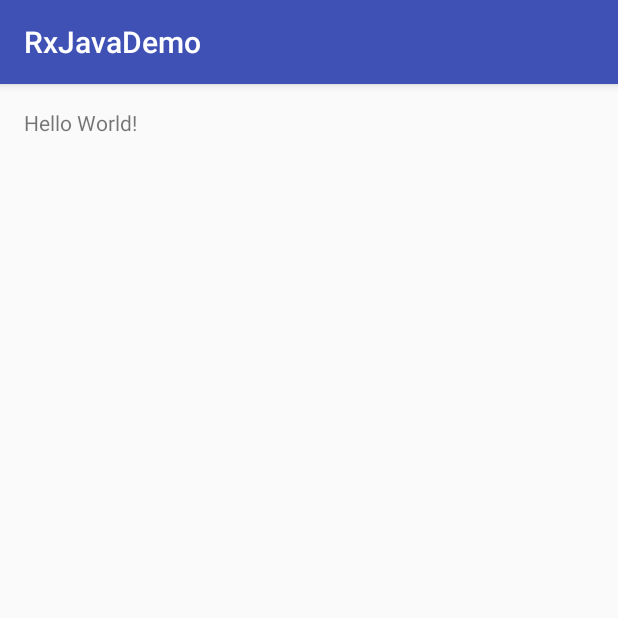
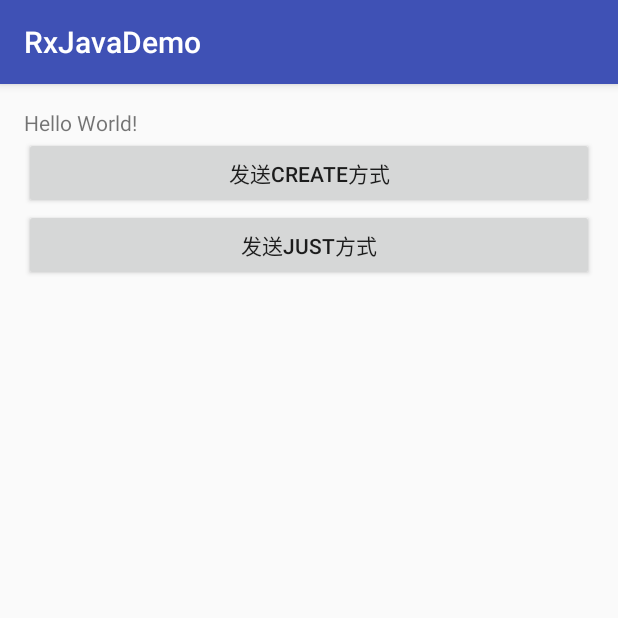
Before and after one commit to MrSimpleX/Reserach, an Android app: the screen it shows after launch (MainActivity), on a phone screen of 412 x 824 dp, the top half of it. Run offline under Robolectric (Android 15) with nearby library versions, the phone set to English and light mode, and no system bars; our stand-ins replace ButterKnife; libraries missing offline, so code that uses them is left out: rx.functions.

Commit message:
添加布局的相关使用

```diff
--- a/rxjavademo/build.gradle
+++ b/rxjavademo/build.gradle
@@ -23,4 +23,7 @@ dependencies {
     compile fileTree(dir: 'libs', include: ['*.jar'])
     testCompile 'junit:junit:4.12'
     compile 'com.android.support:appcompat-v7:23.1.1'
+    compile 'io.reactivex:rxjava:1.0.14'
+    compile 'io.reactivex:rxandroid:1.0.1'
+    compile 'com.jakewharton:butterknife:7.0.1'
 }
--- a/rxjavademo/src/main/java/com/cnaidai/rxjavademo/MainActivity.java
+++ b/rxjavademo/src/main/java/com/cnaidai/rxjavademo/MainActivity.java
@@ -1,13 +1,92 @@
 package com.cnaidai.rxjavademo;
 
+import android.os.Bundle;
 import android.support.v7.app.AppCompatActivity;
-import android.os.Bundle;
+import android.view.View;
+import android.widget.Button;
+import android.widget.TextView;
+import android.widget.Toast;
+
+import butterknife.Bind;
+import butterknife.ButterKnife;
+import butterknife.OnClick;
+import rx.Observable;
+import rx.Subscriber;
+import rx.functions.Action1;
 
 public class MainActivity extends AppCompatActivity {
+
+	@Bind(R.id.tv_info)
+	TextView tvInfo;
+	@Bind(R.id.btm_send)
+	Button btmSend;
+
+	Observable<String> strObservable;
+	@Bind(R.id.btm_send_just)
+	Button btmSendJust;
 
 	@Override
 	protected void onCreate(Bundle savedInstanceState) {
 		super.onCreate(savedInstanceState);
 		setContentView(R.layout.activity_main);
+		ButterKnife.bind(this);
+
+		showData();
+	}
+
+	private void showData() {
+
+	}
+
+	//订阅者 处理onNext
+	Subscriber<String> strSubscriber = new Subscriber<String>() {
+		@Override
+		public void onCompleted() {
+
+		}
+
+		@Override
+		public void onError(Throwable e) {
+			Toast.makeText(MainActivity.this, e + "错误", Toast.LENGTH_SHORT).show();
+		}
+
+		@Override
+		public void onNext(String s) {
+			tvInfo.setText(s);
+		}
+	};
+
+	@OnClick({R.id.btm_send, R.id.btm_send_just})
+	public void onClick(View view) {
+		switch (view.getId()) {
+			case R.id.btm_send:
+				doSendByCreate();
+				break;
+			case R.id.btm_send_just:
+				doSendByJust();
+				break;
+		}
+	}
+
+	private void doSendByJust() {
+		Observable.just("hello RxJava").subscribe(new Action1<String>() {
+
+			@Override
+			public void call(String s) {
+				tvInfo.setText(s);
+			}
+		});
+	}
+
+	private void doSendByCreate() {
+		//时间源发出一个字符串
+		strObservable = Observable.create(new Observable.OnSubscribe<String>() {
+			@Override
+			public void call(Subscriber<? super String> subscriber) {
+				subscriber.onNext("this is my first Rx Demo");
+				subscriber.onCompleted();
+			}
+		});
+		strObservable.subscribe(strSubscriber);
 	}
 }
--- a/rxjavademo/src/main/res/layout/activity_main.xml
+++ b/rxjavademo/src/main/res/layout/activity_main.xml
@@ -11,7 +11,23 @@
     tools:context="com.cnaidai.rxjavademo.MainActivity">
 
     <TextView
+        android:id="@+id/tv_info"
         android:layout_width="wrap_content"
         android:layout_height="wrap_content"
         android:text="Hello World!"/>
+
+    <Button
+        android:id="@+id/btm_send"
+        android:layout_width="match_parent"
+        android:layout_below="@id/tv_info"
+        android:layout_height="wrap_content"
+        android:text="发送Create方式"/>
+
+    <Button
+        android:id="@+id/btm_send_just"
+        android:layout_width="match_parent"
+        android:layout_below="@id/btm_send"
+        android:layout_height="wrap_content"
+        android:text="发送Just方式"/>
+
 </RelativeLayout>
```
